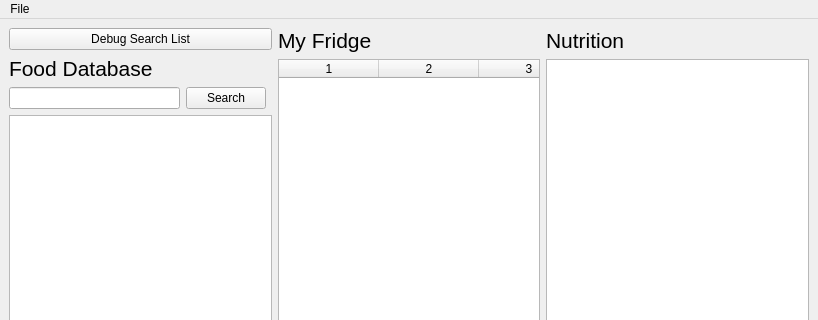
Above: ui_mainwindow.ui from josh-minch/spartan before the change; both pictures show x 0 to 818 and y 0 to 320 of the 818 by 745 pixel window. Below: the same form after it.
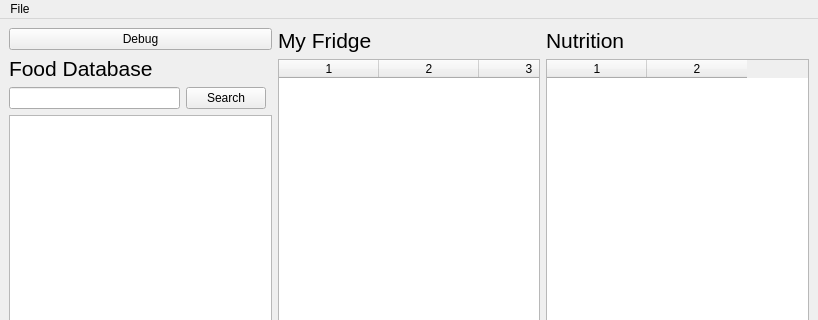
That is the form after the change.

Commit message: Added nutrition panel

```diff
--- a/ui_mainwindow.ui
+++ b/ui_mainwindow.ui
@@ -20,7 +20,7 @@
       <item>
        <widget class="QPushButton" name="debug_btn">
         <property name="text">
-         <string>Debug Search List</string>
+         <string>Debug</string>
         </property>
        </widget>
       </item>
@@ -197,7 +197,25 @@
        </widget>
       </item>
       <item>
-       <widget class="QTableView" name="nutrition_table"/>
+       <widget class="QTableWidget" name="nutrition_table">
+        <property name="columnCount">
+         <number>2</number>
+        </property>
+        <attribute name="horizontalHeaderCascadingSectionResizes">
+         <bool>false</bool>
+        </attribute>
+        <attribute name="horizontalHeaderStretchLastSection">
+         <bool>false</bool>
+        </attribute>
+        <attribute name="verticalHeaderVisible">
+         <bool>false</bool>
+        </attribute>
+        <attribute name="verticalHeaderStretchLastSection">
+         <bool>false</bool>
+        </attribute>
+        <column/>
+        <column/>
+       </widget>
       </item>
      </layout>
     </item>
```
Left out of the diff: 3 changed lines with no effect on the pictures. The commit also changes 1 other file.
